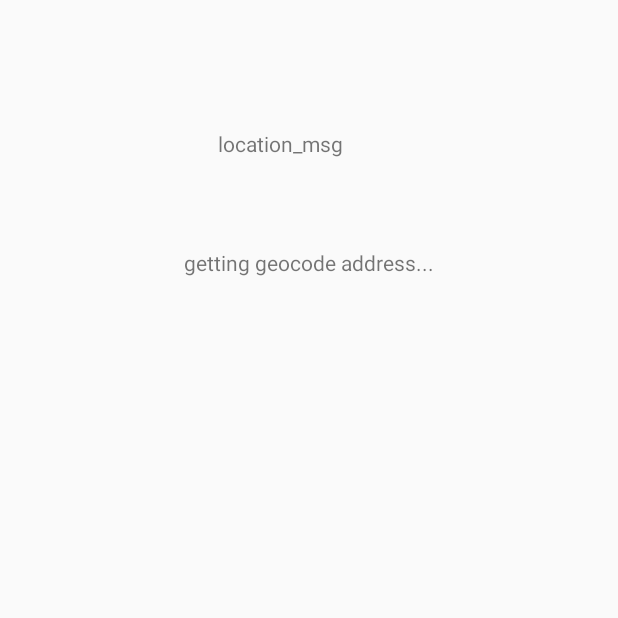
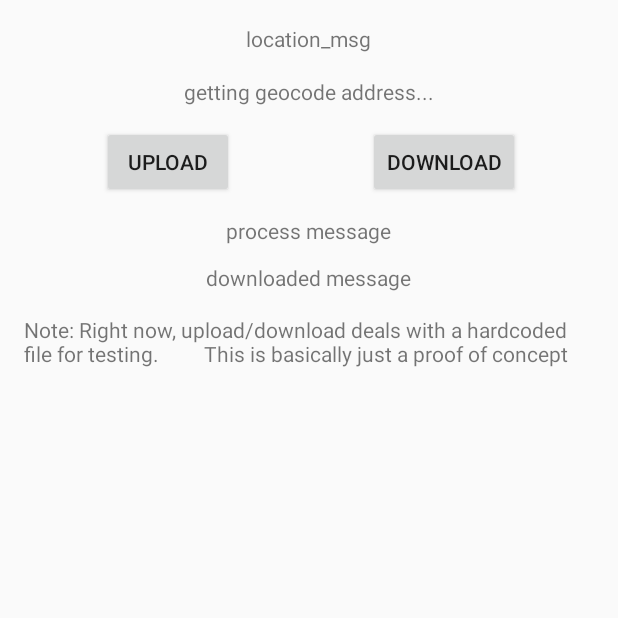
Before and after one commit to GokulapriyaM/loco, an Android app: the screen it shows after launch once a user with an empty profile is signed in (LocationActivity), on a phone screen of 412 x 824 dp, the top half of it. Run offline under Robolectric (Android 15) with nearby library versions, the phone set to English and light mode, and no system bars; our stand-ins replace Firebase (no records; nobody signed in at launch, a user with empty details on screens opened directly); 2 statements that could not run were skipped.

Commit message:
added a basic service that uploads/downloads to firebase

```diff
--- a/app/build.gradle
+++ b/app/build.gradle
@@ -35,9 +35,12 @@ dependencies {
     compile 'com.android.support.constraint:constraint-layout:1.0.2'
     compile 'com.google.android.gms:play-services:10.2.1'
     compile 'com.facebook.android:facebook-android-sdk:4.+'
+    compile 'com.google.firebase:firebase-storage:10.0.1'
     testCompile 'junit:junit:4.12'
 }
 
 
 
+
+
 apply plugin: 'com.google.gms.google-services'
--- a/app/src/main/AndroidManifest.xml
+++ b/app/src/main/AndroidManifest.xml
@@ -29,7 +29,11 @@
             android:name=".FetchAddressIntentService"
             android:exported="false" />
 
-        <activity android:name=".ProfileActivity"></activity>
+        <activity android:name=".ProfileActivity" />
+
+        <service
+            android:name=".CloudStorageService"
+            android:exported="false"></service>
     </application>
 
 </manifest>
--- /dev/null
+++ b/app/src/main/assets/Text/message.txt
@@ -0,0 +1 @@
+Hi, this is Kevin lol
--- a/app/src/main/res/layout/activity_location.xml
+++ b/app/src/main/res/layout/activity_location.xml
@@ -14,18 +14,66 @@
         android:id="@+id/location_msg"
         android:layout_width="wrap_content"
         android:layout_height="wrap_content"
-        android:layout_alignParentStart="true"
+        android:text="location_msg"
         android:layout_alignParentTop="true"
-        android:layout_marginStart="129dp"
-        android:layout_marginTop="70dp"
-        android:text="location_msg" />
+        android:layout_centerHorizontal="true" />
 
     <TextView
         android:id="@+id/address_msg"
         android:layout_width="wrap_content"
         android:layout_height="wrap_content"
+        android:layout_marginTop="16dp"
+        android:text="getting geocode address..."
         android:layout_below="@+id/location_msg"
+        android:layout_centerHorizontal="true" />
+
+    <Button
+        android:id="@+id/upload_button"
+        android:layout_width="wrap_content"
+        android:layout_height="wrap_content"
+        android:layout_marginTop="13dp"
+        android:onClick="uploadClick"
+        android:text="Upload"
+        android:layout_below="@+id/address_msg"
+        android:layout_alignParentStart="true"
+        android:layout_marginStart="52dp" />
+
+    <Button
+        android:id="@+id/download_button"
+        android:layout_width="wrap_content"
+        android:layout_height="wrap_content"
+        android:onClick="downloadClick"
+        android:text="Download"
+        android:layout_alignBaseline="@+id/upload_button"
+        android:layout_alignBottom="@+id/upload_button"
+        android:layout_alignParentEnd="true"
+        android:layout_marginEnd="49dp" />
+
+    <TextView
+        android:id="@+id/process_msg"
+        android:layout_width="wrap_content"
+        android:layout_height="wrap_content"
+        android:layout_marginTop="12dp"
+        android:text="process message"
+        android:layout_below="@+id/download_button"
+        android:layout_centerHorizontal="true" />
+
+    <TextView
+        android:id="@+id/downloaded_msg"
+        android:layout_width="wrap_content"
+        android:layout_height="wrap_content"
+        android:layout_marginTop="12dp"
+        android:text="downloaded message"
+        android:layout_below="@+id/process_msg"
+        android:layout_centerHorizontal="true" />
+
+    <TextView
+        android:id="@+id/textView3"
+        android:layout_width="wrap_content"
+        android:layout_height="wrap_content"
+        android:layout_below="@+id/downloaded_msg"
         android:layout_centerHorizontal="true"
-        android:layout_marginTop="60dp"
-        android:text="getting geocode address..." />
+        android:layout_marginTop="15dp"
+        android:text="Note: Right now, upload/download deals with a hardcoded file for testing.
+        This is basically just a proof of concept" />
 </RelativeLayout>
```
Also changed, not shown: app/src/main/java/android/duke290/com/loco/CloudStorageService.java (added, +176 -0 lines), app/src/main/java/android/duke290/com/loco/LocationActivity.java (+62 -5 lines), 1 other file.
